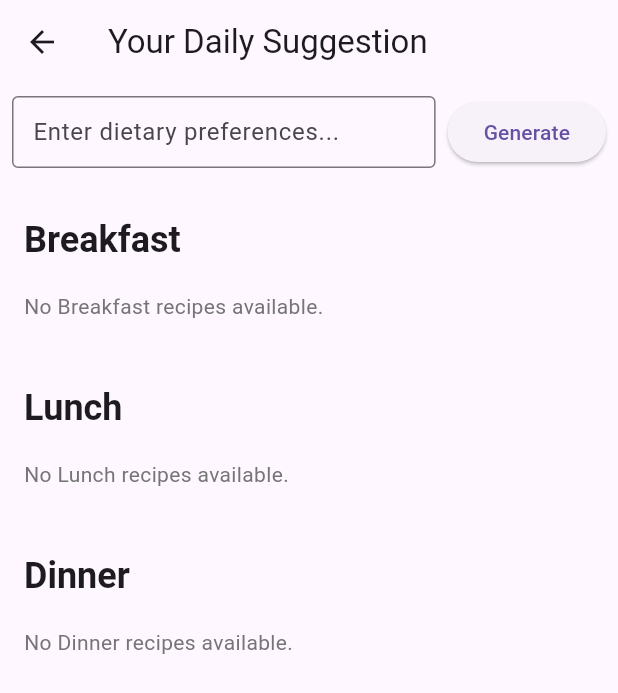
After one commit to liwei-0405/WellBites, a Flutter app: the RecipesPage screen opened directly, on a phone screen of 412 x 824 dp. The commit adds this screen. Shown: the top 693 px of the screen. Run offline on Flutter 3.47's test engine with Material 3 defaults, Android fonts, the phone set to English and light mode, and no system bars; our stand-ins replace cloud_firestore, firebase_auth, firebase_core, flutter_markdown, google_generative_ai, image_picker; accounts and stored records are empty; generated files the repository leaves out were written again.

Commit message:
added recipe generator, (currently in drawer, later should move to home page) havent design

```diff
--- /dev/null
+++ b/lib/pages/recipes_page.dart
@@ -0,0 +1,252 @@
+import 'package:flutter/material.dart';
+import 'package:cloud_firestore/cloud_firestore.dart';
+import 'package:firebase_auth/firebase_auth.dart';
+import '../services/gemini_service.dart';
+import '../widgets/recipe_options.dart';
+
+class RecipesPage extends StatefulWidget {
+  const RecipesPage({super.key});
+
+  @override
+  State<RecipesPage> createState() => _RecipesPageState();
+}
+
+class _RecipesPageState extends State<RecipesPage> {
+  final FirebaseAuth _auth = FirebaseAuth.instance;
+  final FirebaseFirestore _firestore = FirebaseFirestore.instance;
+
+  Stream<DocumentSnapshot>? _recipeStream;
+  bool _isGenerating = false;
+  final TextEditingController _restrictionController = TextEditingController();
+
+  @override
+  void initState() {
+    super.initState();
+    _setupRecipeStream();
+  }
+
+  void _setupRecipeStream() {
+    final User? user = _auth.currentUser;
+    if (user != null) {
+      setState(() {
+        _recipeStream =
+            _firestore.collection('recipes').doc(user.uid).snapshots();
+      });
+    } else {
+      setState(() {
+        _recipeStream = null;
+      });
+    }
+  }
+
+  Future<void> _triggerRecipeGeneration() async {
+    if (_isGenerating) return;
+    setState(() {
+      _isGenerating = true;
+    });
+
+    try {
+      String restrictions = _restrictionController.text.trim();
+      await GeminiService().generateAndSaveRecipes(restrictions);
+      if (mounted) {
+        ScaffoldMessenger.of(context).showSnackBar(
+          const SnackBar(
+            content: Text("Recipes updated successfully!"),
+            backgroundColor: Colors.green,
+          ),
+        );
+      }
+    } catch (e) {
+      if (mounted) {
+        ScaffoldMessenger.of(context).showSnackBar(
+          SnackBar(
+            content: Text("Error generating recipes: ${e.toString()}"),
+            backgroundColor: Colors.red,
+          ),
+        );
+      }
+    } finally {
+      if (mounted) {
+        setState(() {
+          _isGenerating = false;
+        });
+      }
+    }
+  }
+
+  @override
+  Widget build(BuildContext context) {
+    final User? user = _auth.currentUser;
+
+    return Scaffold(
+      appBar: AppBar(
+        title: const Text('Your Daily Suggestion')
+      ),
+      body:
+          user == null
+              ? const Center(child: Text("Please log in to view recipes."))
+              : Column(
+                children: [
+                  Padding(
+                    padding: const EdgeInsets.all(8.0),
+                    child: Row(
+                      children: [
+                        Expanded(
+                          child: TextField(
+                            controller: _restrictionController,
+                            decoration: InputDecoration(
+                              labelText: "Enter dietary preferences...",
+                              border: OutlineInputBorder(),
+                              contentPadding: const EdgeInsets.symmetric(
+                                horizontal: 10.0,
+                              ),
+                            ),
+                          ),
+                        ),
+                        const SizedBox(width: 8),
+                        ElevatedButton(
+                          onPressed: _isGenerating ? null : _triggerRecipeGeneration,
+                          child:
+                              _isGenerating
+                                  ? const SizedBox(
+                                    height: 20,
+                                    width: 20,
+                                    child: CircularProgressIndicator(
+                                      strokeWidth: 2.0,
+                                    ),
+                                  )
+                                  : const Text("Generate"),
+                        ),
+                      ],
+                    ),
+                  ),
+
+                  Expanded(child: _buildRecipeContent()),
+                ],
+              ),
+    );
+  }
+
+  Widget _buildRecipeContent() {
+    if (_recipeStream == null) {
+      return const Center(child: Text("Login required to load recipes."));
+    }
+
+    return StreamBuilder<DocumentSnapshot>(
+      stream: _recipeStream,
+      builder: (context, snapshot) {
+        if (snapshot.connectionState == ConnectionState.waiting &&
+            !snapshot.hasData) {
+          return const Center(child: CircularProgressIndicator());
+        }
+        if (snapshot.hasError) {
+          return Center(
+            child: Text('Error loading recipes: ${snapshot.error}'),
+          );
+        }
+        if (!snapshot.hasData || !snapshot.data!.exists) {
+          return Center(
+            child: Column(
+              mainAxisAlignment: MainAxisAlignment.center,
+              children: [
+                const Text('No recipes found for you yet.'),
+                const SizedBox(height: 20),
+                ElevatedButton(
+                  onPressed: _isGenerating ? null : _triggerRecipeGeneration,
+                  child:
+                      _isGenerating
+                          ? const SizedBox(
+                            height: 20,
+                            width: 20,
+                            child: CircularProgressIndicator(strokeWidth: 2.0),
+                          )
+                          : const Text('Generate My Recipes'),
+                ),
+              ],
+            ),
+          );
+        }
+
+        final data = snapshot.data!.data() as Map<String, dynamic>?;
+
+        if (data == null) {
+          return const Center(child: Text('Recipe data is empty or invalid.'));
+        }
+
+        final List<Map<String, dynamic>> breakfastRecipes = _parseRecipeList(
+          data['Breakfast'],
+        );
+        final List<Map<String, dynamic>> lunchRecipes = _parseRecipeList(
+          data['Lunch'],
+        );
+        final List<Map<String, dynamic>> dinnerRecipes = _parseRecipeList(
+          data['Dinner'],
+        );
+
+        return ListView(
+          padding: const EdgeInsets.all(8.0),
+          children: [
+            _buildMealSection('Breakfast', breakfastRecipes),
+            _buildMealSection('Lunch', lunchRecipes),
+            _buildMealSection('Dinner', dinnerRecipes),
+          ],
+        );
+      },
+    );
+  }
+
+  List<Map<String, dynamic>> _parseRecipeList(dynamic listData) {
+    if (listData is List) {
+      return listData.whereType<Map<String, dynamic>>().toList();
+    }
+    return [];
+  }
+
+  Widget _buildMealSection(String title, List<Map<String, dynamic>> recipes) {
+    return Column(
+      crossAxisAlignment: CrossAxisAlignment.start,
+      children: [
+        Padding(
+          padding: const EdgeInsets.fromLTRB(8.0, 16.0, 8.0, 8.0),
+          child: Text(
+            title,
+            style: Theme.of(
+              context,
+            ).textTheme.headlineSmall?.copyWith(fontWeight: FontWeight.bold),
+          ),
+        ),
+        if (recipes.isEmpty)
+          Padding(
+            padding: const EdgeInsets.symmetric(
+              horizontal: 8.0,
+              vertical: 10.0,
+            ),
+            child: Text(
+              'No $title recipes available.',
+              style: TextStyle(color: Colors.grey[600]),
+            ),
+          )
+        else
+          SizedBox(
+            height: 180,
+            child: SingleChildScrollView(
+              scrollDirection: Axis.horizontal,
+              child: Row(
+                children:
+                    recipes.map((recipe) {
+                      return Padding(
+                        padding: const EdgeInsets.symmetric(horizontal: 8.0),
+                        child: SizedBox(
+                          width: 180,
+                          child: RecipeCard(recipe: recipe),
+                        ),
+                      );
+                    }).toList(),
+              ),
+            ),
+          ),
+        const SizedBox(height: 16),
+      ],
+    );
+  }
+}
```
Also changed, not shown: lib/pages/user_home.dart (+17 -0 lines), lib/services/gemini_service.dart (+156 -0 lines), lib/widgets/recipe_options.dart (added, +114 -0 lines), flutter_01.png (added), lib/pages/register.dart (line endings or trailing spaces), 1 other file.
